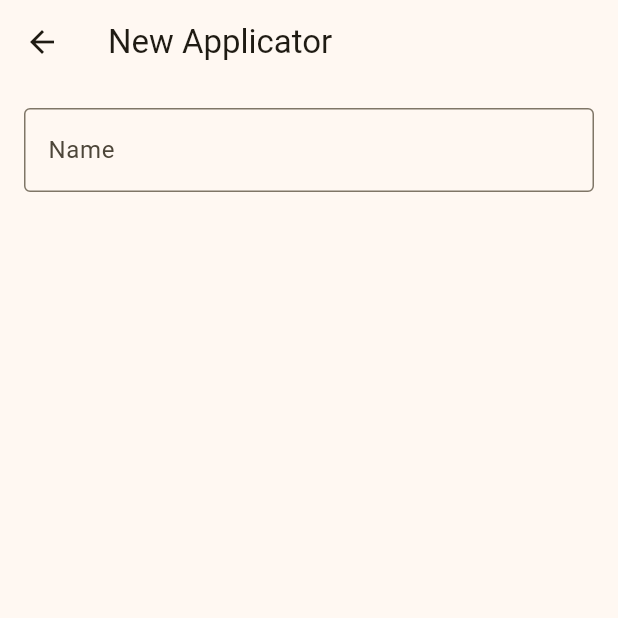
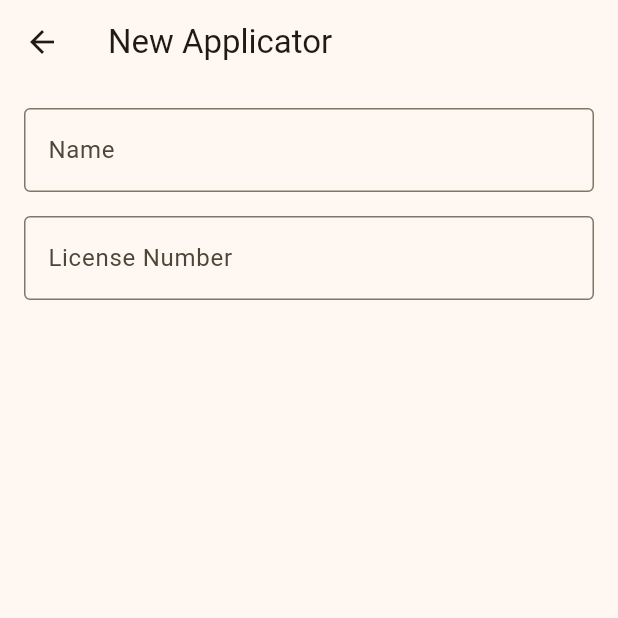
Before and after one commit to kwila-cloud/karriba, a Flutter app: the NewApplicatorPage screen opened directly, on a phone screen of 412 x 824 dp, the top half of it. Run offline on Flutter 3.47's test engine with Material 3 defaults, Android fonts, the phone set to English and light mode, and no system bars; missing offline and left inert: iconify_flutter.

Commit message:
feat: Add license number input to NewApplicatorPage

```diff
--- a/app/lib/new_applicator_page.dart
+++ b/app/lib/new_applicator_page.dart
@@ -17,6 +17,13 @@ class NewApplicatorPage extends StatelessWidget {
                 border: OutlineInputBorder(),
               ),
             ),
+            const SizedBox(height: 16.0),
+            TextFormField(
+              decoration: const InputDecoration(
+                labelText: 'License Number',
+                border: OutlineInputBorder(),
+              ),
+            ),
           ],
         ),
       ),
```
